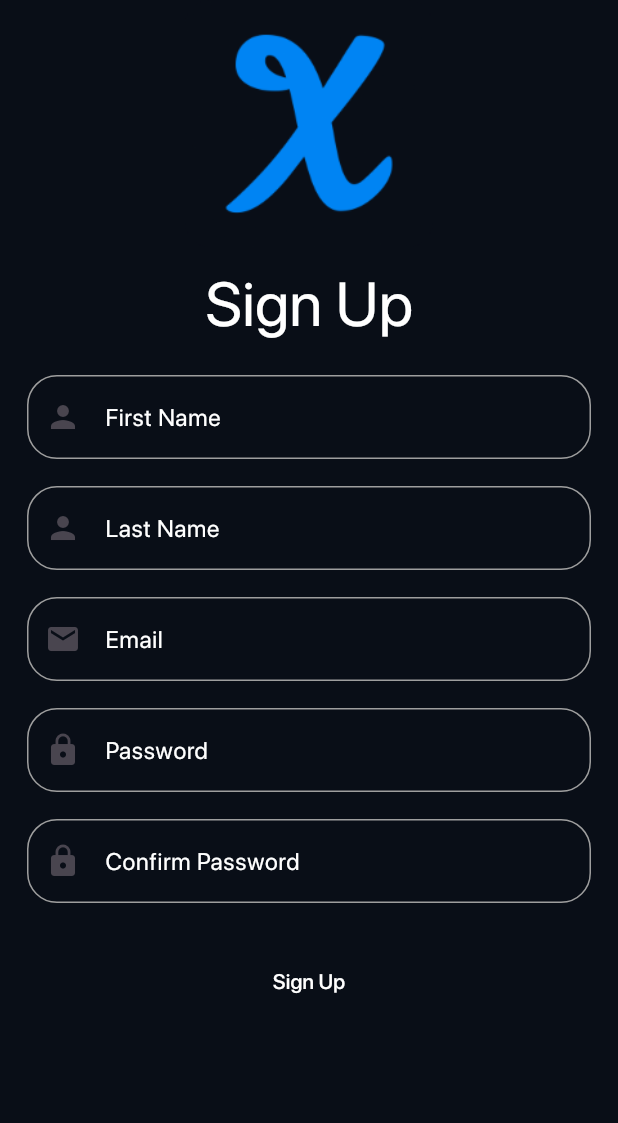
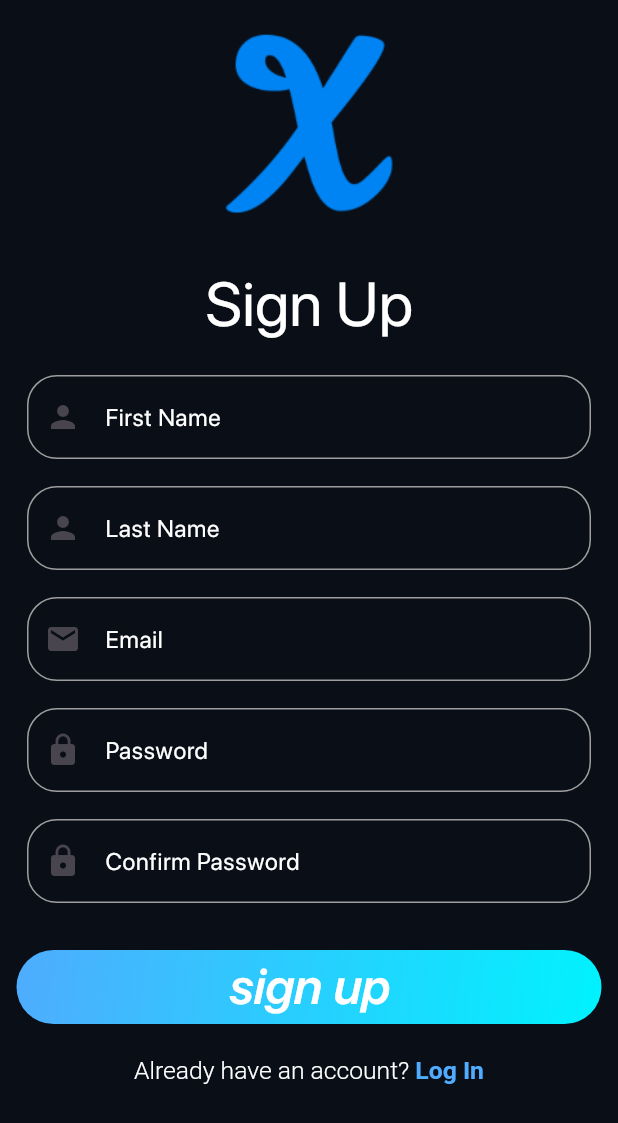
Before and after one commit to real-Hafez/cinema-x, a Flutter app: the screen it shows after launch, on a phone screen of 412 x 824 dp. Shown: the top 1123 px of the screen. Run offline on Flutter 3.47's test engine with Material 3 defaults, Android fonts, the phone set to English and light mode, and no system bars; our stand-ins replace audioplayers, device_preview, get.

Commit message:
finsh sign up and login screen ui

```diff
--- a/lib/login_and_sign_up_pages/screens/sign_up_screen.dart
+++ b/lib/login_and_sign_up_pages/screens/sign_up_screen.dart
@@ -1,16 +1,24 @@
+import 'package:cinema_x/HomeView.dart';
+import 'package:cinema_x/login_and_sign_up_pages/screens/login_screen.dart';
 import 'package:cinema_x/login_and_sign_up_pages/widgets/Email_widget.dart';
 import 'package:cinema_x/login_and_sign_up_pages/widgets/First_Name_widget.dart';
 import 'package:cinema_x/login_and_sign_up_pages/widgets/Last_Name_widget.dart';
 import 'package:cinema_x/login_and_sign_up_pages/widgets/Password_widget.dart';
+import 'package:cinema_x/login_and_sign_up_pages/widgets/Sign_Up_button.dart';
 import 'package:cinema_x/login_and_sign_up_pages/widgets/confirm_Password_widget.dart';
+import 'package:flutter/gestures.dart';
 import 'package:flutter/material.dart';
+import 'package:get/get.dart';
 
-class sign_up_screen extends StatelessWidget {
-  const sign_up_screen({super.key});
+class SignUpScreen extends StatelessWidget {
+  const SignUpScreen({super.key});
 
   @override
   Widget build(BuildContext context) {
-    return SingleChildScrollView(
+    return Scaffold(
+      backgroundColor: const Color(0xff090E17),
+      body: SingleChildScrollView(
+        physics: const BouncingScrollPhysics(),
         reverse: true,
         padding: EdgeInsets.only(
           bottom: MediaQuery.of(context).viewInsets.bottom,
@@ -43,20 +51,50 @@ class sign_up_screen extends StatelessWidget {
                 const Email_widget(),
                 const Password_widget(),
                 const confirm_Password_widget(),
-              const SizedBox(
-                height: 10,
+                SizedBox(
+                  height: MediaQuery.of(context).size.height * .01,
                 ),
-              TextButton(
-                  style: const ButtonStyle(),
-                  onPressed: () {},
-                  child: const Text(
-                    'Sign Up',
-                    style: TextStyle(color: Colors.white),
-                  ))
+                const Padding(
+                  padding: EdgeInsets.all(5),
+                  child: Sign_Up_button(),
+                ),
+                SizedBox(
+                  height: MediaQuery.of(context).size.height * .02,
+                ),
+                RichText(
+                  text: TextSpan(
+                    text: 'Already have an account? ',
+                    style: TextStyle(
+                      color: Colors.white,
+                      fontSize: MediaQuery.of(context).size.height * .02,
+                      fontWeight: FontWeight.w300,
+                    ),
+                    children: <TextSpan>[
+                      TextSpan(
+                        recognizer: TapGestureRecognizer()
+                          ..onTap = () {
+                            Get.to(
+                              () => const LoginScreen(),
+                              transition: Transition.rightToLeft,
+                            );
+                          },
+                        text: 'Log In',
+                        style: const TextStyle(
+                          color: Color(0xff4facfe),
+                          fontWeight: FontWeight.bold,
+                        ),
+                      ),
+                    ],
+                  ),
+                ),
+                // SizedBox(
+                //   height: MediaQuery.of(context).size.height * .02,
+                // ),
               ],
             )
           ],
         ),
+      ),
     );
   }
 }
--- /dev/null
+++ b/lib/login_and_sign_up_pages/widgets/Sign_Up_button.dart
@@ -0,0 +1,45 @@
+import 'package:flutter/material.dart';
+
+class Sign_Up_button extends StatelessWidget {
+  const Sign_Up_button({
+    super.key,
+  });
+
+  @override
+  Widget build(BuildContext context) {
+    return Padding(
+      padding: const EdgeInsets.symmetric(horizontal: 6),
+      child: Container(
+        width: double.infinity,
+        height: MediaQuery.of(context).size.height * .06,
+        decoration: BoxDecoration(
+          borderRadius: BorderRadius.circular(25.0),
+          gradient: const LinearGradient(
+            colors: [Color(0xff4facfe), Color(0xff00f2fe)], // Gradient colors
+            begin: Alignment.topLeft,
+            end: Alignment.bottomRight,
+          ),
+        ),
+        child: ElevatedButton(
+          onPressed: () {},
+          style: ElevatedButton.styleFrom(
+            backgroundColor:
+                Colors.transparent, // Set the button background to transparent
+            shadowColor: Colors.transparent, // Remove shadow
+            shape: RoundedRectangleBorder(
+              borderRadius: BorderRadius.circular(25.0), // Rounded corners
+            ),
+          ),
+          child: Text(
+            'sign up',
+            style: TextStyle(
+              fontSize: MediaQuery.of(context).size.height * .04,
+              color: Colors.white, // Text color
+              fontWeight: FontWeight.bold,
+            ),
+          ),
+        ),
+      ),
+    );
+  }
+}
--- a/lib/login_and_sign_up_pages/widgets/mobile_layout_body.dart
+++ b/lib/login_and_sign_up_pages/widgets/mobile_layout_body.dart
@@ -6,6 +6,6 @@ class mobile_layout_body extends StatelessWidget {
 
   @override
   Widget build(BuildContext context) {
-    return const sign_up_screen();
+    return const SignUpScreen();
   }
 }
--- a/lib/main.dart
+++ b/lib/main.dart
@@ -22,7 +22,6 @@ class CinemaX extends StatelessWidget {
   @override
   Widget build(BuildContext context) {
     return GetMaterialApp(
-
       theme: ThemeData(
         fontFamily: 'SFProDisplay',
       ),
```
Also changed, not shown: lib/login_and_sign_up_pages/screens/login_screen.dart (added, +97 -0 lines), lib/login_and_sign_up_pages/widgets/Password_login.dart (added, +44 -0 lines), lib/login_and_sign_up_pages/widgets/buttom_login.dart (added, +49 -0 lines), lib/login_and_sign_up_pages/widgets/email_login.dart (added, +44 -0 lines), 6 other files. Lines whose indentation alone changed are shown as unchanged.
